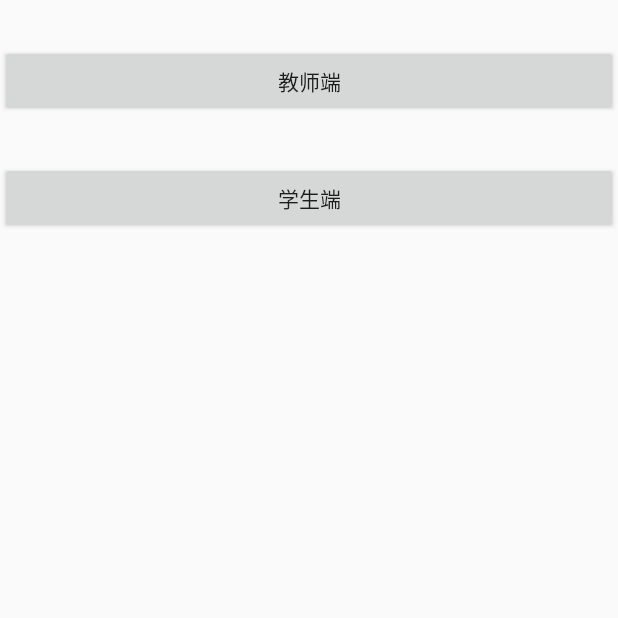
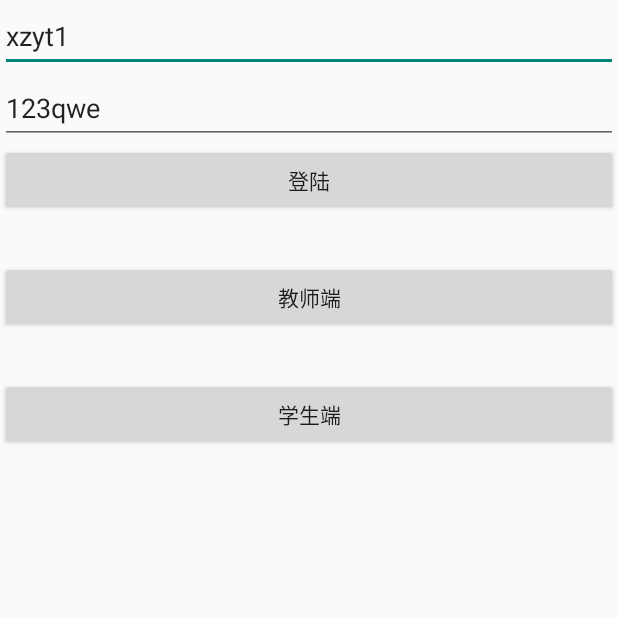
Before and after one commit to cl19881314/HomeWork, an Android app: the screen it shows after launch (StartActivity), on a phone screen of 412 x 824 dp, the top half of it. Run offline under Robolectric (Android 15) with nearby library versions, the phone set to English and light mode, and no system bars.

Commit message:
添加部分接口

```diff
--- a/app/src/main/java/com/xlf/xsrt/homework/StartActivity.kt
+++ b/app/src/main/java/com/xlf/xsrt/homework/StartActivity.kt
@@ -3,6 +3,7 @@ package com.xlf.xsrt.homework
 import android.content.Intent
 import android.support.v7.app.AppCompatActivity
 import android.os.Bundle
+import com.xlf.xsrt.work.base.RequestApi
 import com.xlf.xsrt.work.student.StudentActivity
 import com.xlf.xsrt.work.teacher.TeacherActivity
 import com.xlf.xsrt.work.utils.LoginUtil
@@ -23,6 +24,11 @@ class StartActivity : AppCompatActivity() {
 //            startActivity(intent)
             LoginUtil.enterHomeWork(this, "token1")
         }
+        logonBtn.setOnClickListener {
+            var user = userEdt.text.toString()
+            var pwd = pwdEdt.text.toString()
+            LoginUtil.login(this@StartActivity, user, pwd)
+        }
     }
 
 }
--- a/app/src/main/res/layout/activity_start.xml
+++ b/app/src/main/res/layout/activity_start.xml
@@ -6,6 +6,25 @@
     android:layout_height="match_parent"
     android:orientation="vertical"
     tools:context=".StartActivity">
+    <EditText
+        android:id="@+id/userEdt"
+        android:layout_width="match_parent"
+        android:layout_height="wrap_content"
+        android:hint="用户账号"
+        android:text="xzyt1"/>
+    <EditText
+        android:id="@+id/pwdEdt"
+        android:layout_width="match_parent"
+        android:layout_height="wrap_content"
+        android:hint="用户密码"
+        android:text="123qwe"/>
+
+    <Button
+        android:id="@+id/logonBtn"
+        android:layout_width="match_parent"
+        android:layout_height="wrap_content"
+        android:text="登陆"
+        />
 
     <Button
         android:id="@+id/btn_teacher"
--- a/lib_work/src/main/java/com/xlf/xsrt/work/base/RequestService.kt
+++ b/lib_work/src/main/java/com/xlf/xsrt/work/base/RequestService.kt
@@ -17,6 +17,10 @@ interface RequestService {
     fun register(@FieldMap map: Map<String, String>): Observable<BaseEntry>
 
     @FormUrlEncoded
+    @POST("appLogin/queryToken")
+    fun login(@FieldMap map: Map<String, String>): Observable<LoginBean>
+
+    @FormUrlEncoded
     @POST("teacherManage/groupHomework")
     fun queryGroupData(@FieldMap map: Map<String, String>): Observable<GroupeEntry>
 
@@ -30,7 +34,7 @@ interface RequestService {
 
     @FormUrlEncoded
     @POST("appLogin/queryLogin")
-    fun queryUserInfo(@FieldMap parame: HashMap<String, String>): Observable<UserInfoVo>
+    fun queryUserInfo(@FieldMap parame: HashMap<String, String>): Observable<UserInfo>
 
     @FormUrlEncoded
     @POST("teacherManage/myPublishHomework")
--- a/lib_work/src/main/java/com/xlf/xsrt/work/bean/UserInfoVo.kt
+++ b/lib_work/src/main/java/com/xlf/xsrt/work/bean/UserInfo.kt
@@ -1,6 +1,6 @@
 package com.xlf.xsrt.work.bean
 
-class UserInfoVo : BaseEntry() {
+class UserInfo : BaseEntry() {
     var userInfoVo: UserInfoVo? = null
 
     class UserInfoVo {
```
Also changed, not shown: lib_work/src/main/java/com/xlf/xsrt/work/base/RequestApi.kt (+15 -2 lines), lib_work/src/main/java/com/xlf/xsrt/work/bean/LoginBean.kt (added, +12 -0 lines), lib_work/src/main/java/com/xlf/xsrt/work/student/StudentToAnswerActivity.kt (+23 -0 lines), lib_work/src/main/java/com/xlf/xsrt/work/teacher/answer/StudentAnswerDetailActivity.kt (+3 -23 lines), lib_work/src/main/java/com/xlf/xsrt/work/utils/LoginUtil.kt (+37 -12 lines), lib_work/src/main/res/layout/xsrt_activity_answer_detail_layout.xml (+0 -24 lines), lib_work/src/main/res/layout/xsrt_activity_student_choose_answer.xml (+24 -0 lines).
